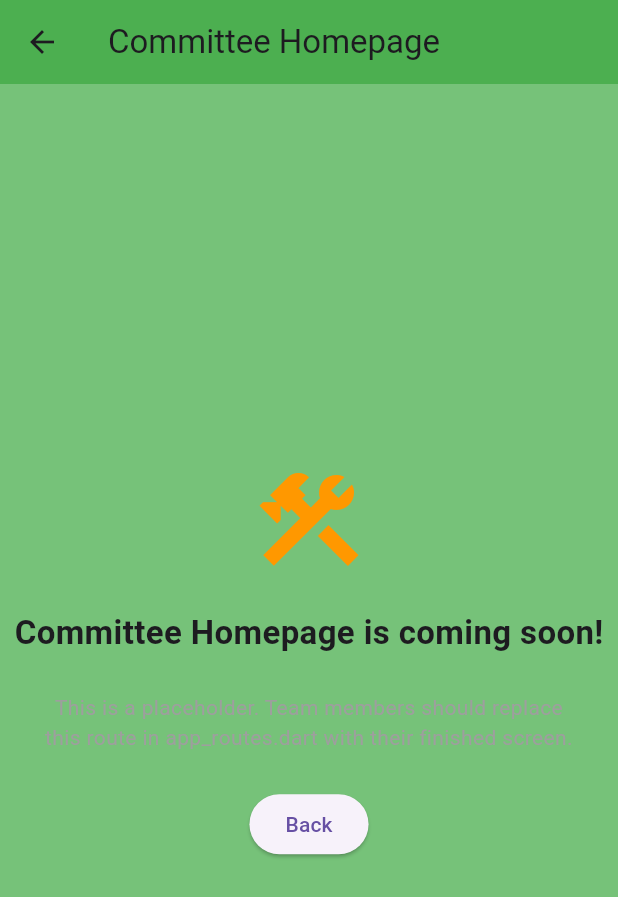
After one commit to mashrurrahmanarnob-rgb/workshop-wizard, a Flutter app: the PlaceholderScreen screen opened by its route, on a phone screen of 412 x 824 dp. The commit adds this screen. Shown: the top 897 px of the screen. Run offline on Flutter 3.47's test engine with Material 3 defaults, Android fonts, the phone set to English and light mode, and no system bars; our stand-ins replace firebase_auth, firebase_core, firebase_crashlytics; missing offline and left inert: firebase_data_connect; accounts and stored records are empty.

Commit message:
Implement central routing system with role-based navigation and placeholders for team features

```diff
--- /dev/null
+++ b/lib/app_routes.dart
@@ -0,0 +1,66 @@
+import 'package:flutter/material.dart';
+import 'screens/auth_screens.dart';
+import 'screens/dashboard_screen.dart';
+
+class AppRoutes {
+  static const String login = '/login';
+  static const String createAccount = '/create_account';
+  static const String forgotPassword = '/forgot_password';
+  static const String dashboard = '/dashboard';
+  static const String committeeHome = '/committee_home';
+  static const String proposals = '/proposals';
+
+  static Map<String, WidgetBuilder> getRoutes() {
+    return {
+      login: (context) => const LoginScreen(),
+      createAccount: (context) => const CreateAccountScreen(),
+      forgotPassword: (context) => const ForgotPasswordScreen(),
+      dashboard: (context) => const DashboardScreen(role: 'Student'),
+
+      // PLACEHOLDERS: Your teammates will replace these with their actual Screen classes
+      committeeHome: (context) => const PlaceholderScreen(title: 'Committee Homepage'),
+      proposals: (context) => const PlaceholderScreen(title: 'Proposals List'),
+    };
+  }
+}
+
+/// A temporary screen to be used until your teammates integrate their code.
+class PlaceholderScreen extends StatelessWidget {
+  final String title;
+  const PlaceholderScreen({super.key, required this.title});
+
+  @override
+  Widget build(BuildContext context) {
+    return Scaffold(
+      appBar: AppBar(
+        title: Text(title),
+        backgroundColor: const Color(0xFF4CAF50),
+      ),
+      body: Center(
+        child: Column(
+          mainAxisAlignment: MainAxisAlignment.center,
+          children: [
+            const Icon(Icons.construction, size: 80, color: Colors.orange),
+            const SizedBox(height: 20),
+            Text(
+              '$title is coming soon!',
+              style: const TextStyle(fontSize: 22, fontWeight: FontWeight.bold),
+            ),
+            const Padding(
+              padding: EdgeInsets.all(24.0),
+              child: Text(
+                'This is a placeholder. Team members should replace this route in app_routes.dart with their finished screen.',
+                textAlign: TextAlign.center,
+                style: TextStyle(color: Colors.grey),
+              ),
+            ),
+            ElevatedButton(
+              onPressed: () => Navigator.pop(context),
+              child: const Text('Back'),
+            ),
+          ],
+        ),
+      ),
+    );
+  }
+}
--- a/lib/main.dart
+++ b/lib/main.dart
@@ -3,7 +3,7 @@ import 'package:firebase_core/firebase_core.dart';
 import 'package:firebase_crashlytics/firebase_crashlytics.dart';
 import 'package:flutter/foundation.dart';
 import 'firebase_options.dart';
-import 'screens/auth_screens.dart';
+import 'app_routes.dart';
 
 void main() async {
   WidgetsFlutterBinding.ensureInitialized();
@@ -11,10 +11,7 @@ void main() async {
     options: DefaultFirebaseOptions.currentPlatform,
   );
 
-  // Pass all uncaught "fatal" errors from the framework to Crashlytics
   FlutterError.onError = FirebaseCrashlytics.instance.recordFlutterFatalError;
-
-  // Pass all uncaught asynchronous errors that aren't handled by the Flutter framework to Crashlytics
   PlatformDispatcher.instance.onError = (error, stack) {
     FirebaseCrashlytics.instance.recordError(error, stack, fatal: true);
     return true;
@@ -36,7 +33,8 @@ class WorkshopWizardApp extends StatelessWidget {
         scaffoldBackgroundColor: const Color(0xFF76C279),
         useMaterial3: true,
       ),
-      home: const LoginScreen(),
+      initialRoute: AppRoutes.login,
+      routes: AppRoutes.getRoutes(),
     );
   }
 }
```
Also changed, not shown: lib/screens/auth_screens.dart (+14 -14 lines).
